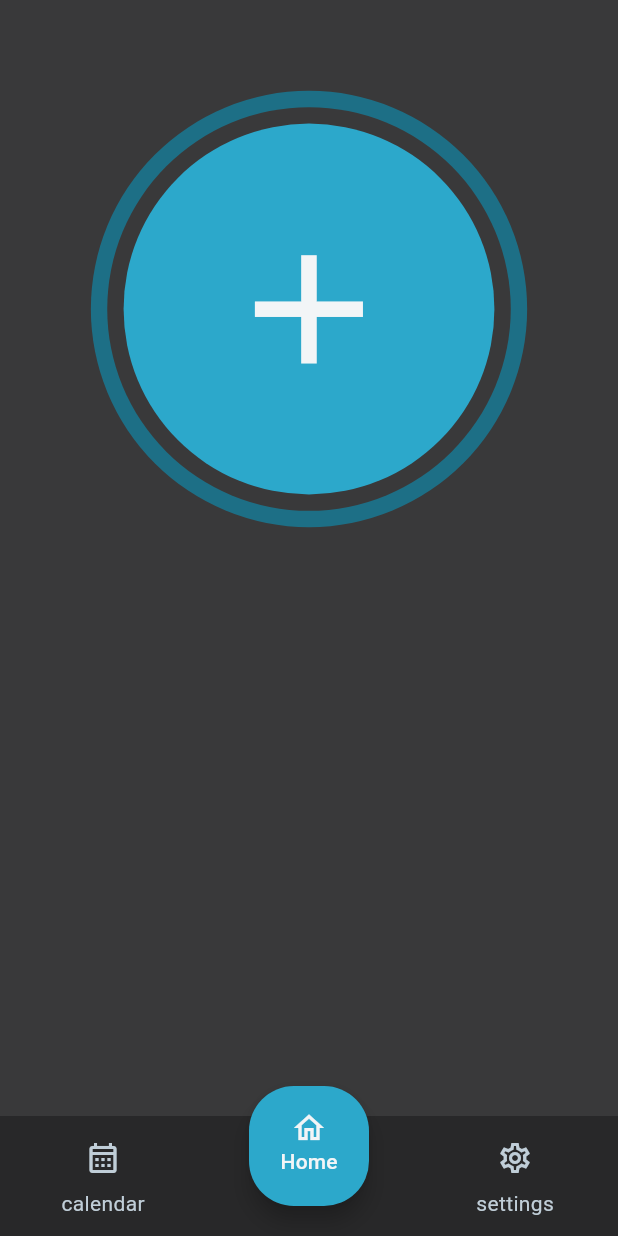
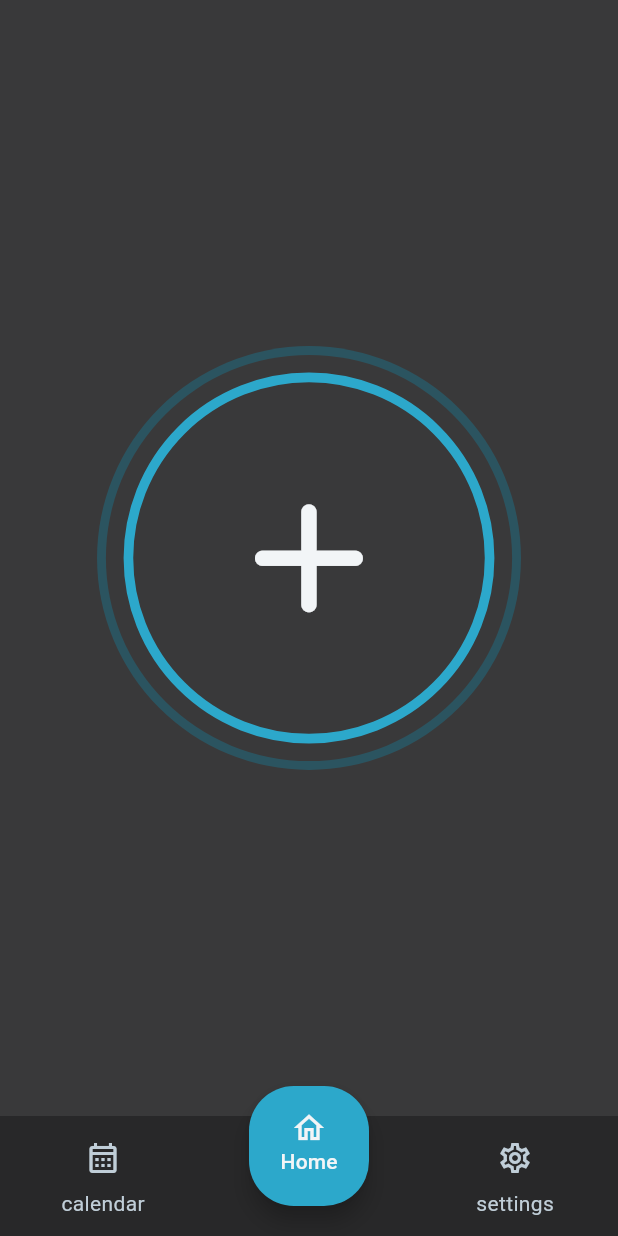
Before and after one commit to AlvaroRumpel/consistency, a Flutter app: the screen it shows after launch, on a phone screen of 412 x 824 dp. Run offline on Flutter 3.47's test engine with Material 2 defaults, Android fonts, the phone set to English and light mode, and no system bars; our stand-ins replace flutter_calendar_carousel.

Commit message:
home page and calendar page

```diff
--- a/lib/pages/home_page.dart
+++ b/lib/pages/home_page.dart
@@ -17,8 +17,8 @@ class HomePageState extends State<HomePage>
   void initState() {
     _animationController =
         AnimationController(vsync: this, duration: const Duration(seconds: 2));
-    _animation = Tween(begin: 26.0, end: 0.0).animate(
-      CurvedAnimation(parent: _animationController, curve: Curves.easeOut),
+    _animation = Tween(begin: 18.0, end: 0.0).animate(
+      CurvedAnimation(parent: _animationController, curve: Curves.easeIn),
     );
     _animationController.repeat(reverse: true);
 
@@ -36,48 +36,42 @@ class HomePageState extends State<HomePage>
     return Column(
       children: [
         Flexible(
+          child: Center(
             child: AnimatedBuilder(
               animation: _animation,
               builder: (context, child) {
-              return Stack(
-                alignment: AlignmentDirectional.center,
-                children: [
-                  InkWell(
+                return InkWell(
                   child: Container(
                     height: MediaQuery.of(context).size.height * .5,
                     width: MediaQuery.of(context).size.width * .6,
                     decoration: BoxDecoration(
                       shape: BoxShape.circle,
+                      color: AppColors.blackColor,
+                      border: Border.all(
                         color: AppColors.primaryColor,
+                        width: 2 + (_animation.value / 4),
+                      ),
                       boxShadow: [
-                          for (int i = 1; i <= 2; i++)
                         BoxShadow(
-                              color: i == 1
-                                  ? AppColors.primaryColor.shade900
-                                  : AppColors.blackColor.shade500,
-                              spreadRadius: _animation.value / i,
-                              blurRadius: 0,
-                            )
-                          // BoxShadow(
-                          //   color: AppColors.primaryColor.shade50,
-                          //   spreadRadius: 18,
-                          // ),
-                          // BoxShadow(
-                          //   color: AppColors.blackColor.shade500,
-                          //   spreadRadius: 12,
-                          // ),
+                          color:
+                              AppColors.primaryColor.shade900.withOpacity(.5),
+                          spreadRadius: _animation.value,
+                        ),
+                        BoxShadow(
+                          color: AppColors.blackColor.shade500,
+                          spreadRadius: _animation.value / 1.5,
+                        ),
                       ],
                     ),
                     child: Icon(
-                        Icons.add,
+                      Icons.add_rounded,
                       color: AppColors.whiteColor,
                       size: MediaQuery.of(context).size.width * .3,
                     ),
                   ),
-                  ),
-                ],
                 );
               },
+            ),
           ),
         )
       ],
--- a/lib/pages/skelenton.dart
+++ b/lib/pages/skelenton.dart
@@ -1,13 +1,12 @@
 import 'package:consistency/configs/colors.dart';
 import 'package:consistency/controllers/base_controller.dart';
 import 'package:consistency/controllers/skeleton_controller.dart';
+import 'package:consistency/pages/calendar_page.dart';
 import 'package:consistency/pages/home_page.dart';
 import 'package:flutter/material.dart';
 
 class Skelenton extends StatefulWidget {
-  const Skelenton({this.controller, Key? key}) : super(key: key);
-
-  final BaseController? controller;
+  const Skelenton({Key? key}) : super(key: key);
 
   @override
   SkelentonState createState() => SkelentonState();
@@ -22,7 +21,6 @@ class SkelentonState extends State<Skelenton>
     controller = SkeletonController(vsync: this);
 
     super.initState();
-    widget.controller != null ? widget.controller!.onInit() : null;
   }
 
   @override
@@ -40,7 +38,7 @@ class SkelentonState extends State<Skelenton>
           controller: controller.pageController,
           onPageChanged: (index) => controller.changePage(index),
           children: [
-            Text("1"),
+            CalendarPage(),
             HomePage(),
             Text("3"),
           ],
--- a/pubspec.yaml
+++ b/pubspec.yaml
@@ -35,6 +35,7 @@ dependencies:
   # The following adds the Cupertino Icons font to your application.
   # Use with the CupertinoIcons class for iOS style icons.
   cupertino_icons: ^1.0.2
+  flutter_calendar_carousel: ^2.4.2
 
 dev_dependencies:
   flutter_test:
```
Also changed, not shown: lib/pages/calendar_page.dart (added, +58 -0 lines), pubspec.lock. Lines whose indentation alone changed are shown as unchanged.
